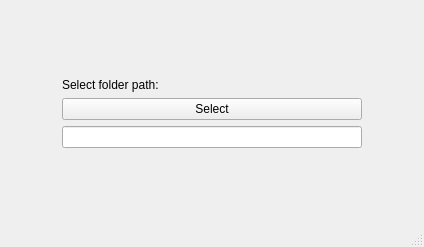
vlad-ozh/NG_2021_Sending_Files_Client-Server, file Recipient-server/server.ui: the form before one commit.
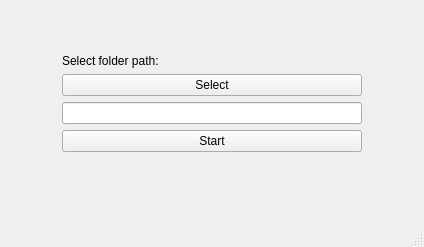
The form after the commit.

Commit message: create ui server

```diff
--- a/Recipient-server/server.ui
+++ b/Recipient-server/server.ui
@@ -70,6 +70,20 @@
         </property>
        </widget>
       </item>
+      <item>
+       <widget class="QPushButton" name="b_start">
+        <property name="text">
+         <string>Start</string>
+        </property>
+       </widget>
+      </item>
+      <item>
+       <widget class="QLabel" name="l_serverStatus">
+        <property name="text">
+         <string/>
+        </property>
+       </widget>
+      </item>
       <item>
        <spacer name="verticalSpacer">
         <property name="orientation">
```
